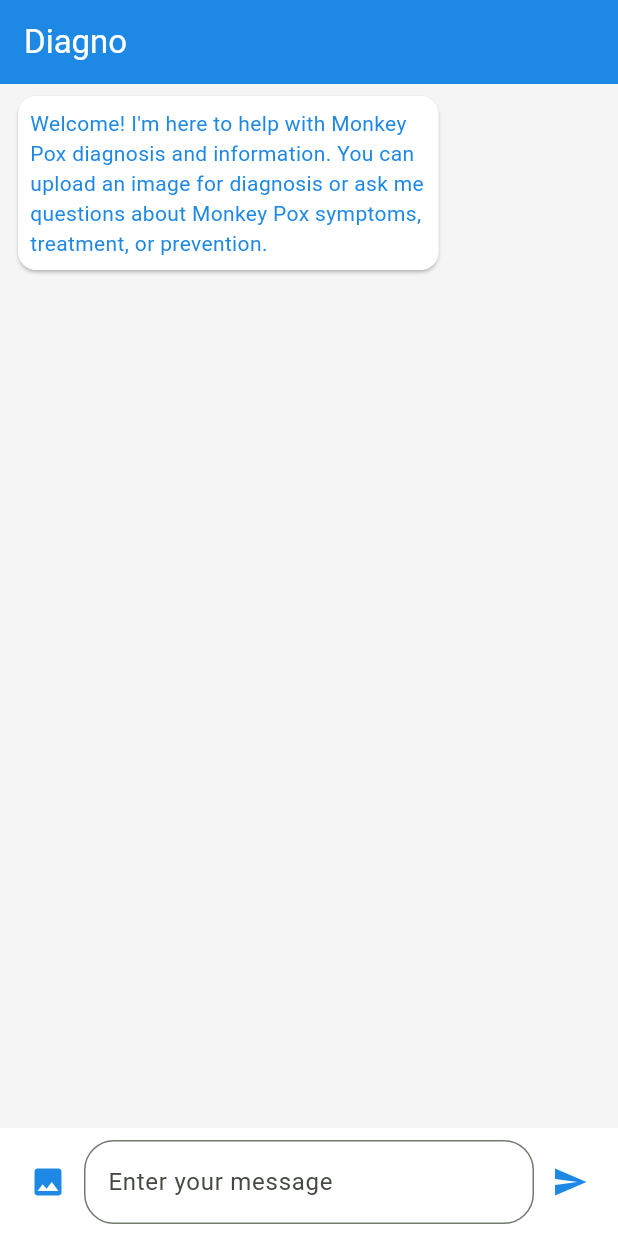
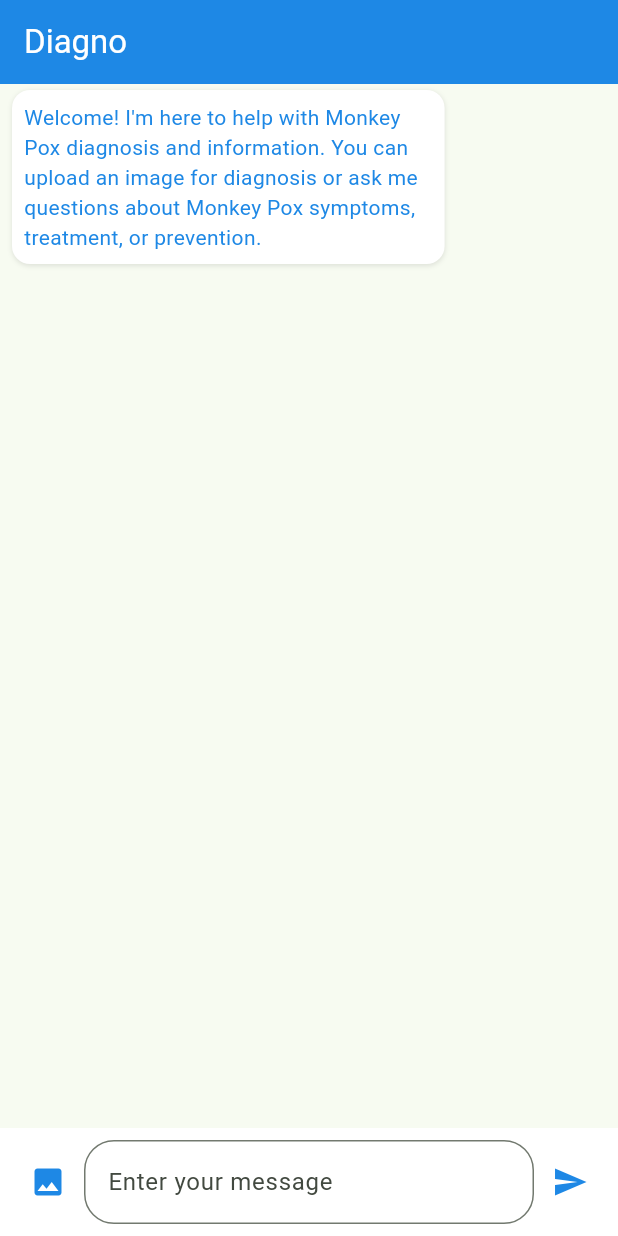
Before and after one commit to devt1412/diagno, a Flutter app: the screen it shows after launch, after a tap on the "image" icon, on a phone screen of 412 x 824 dp. Run offline on Flutter 3.47's test engine with Material 3 defaults, Android fonts, the light colour scheme and no system bars; our stand-ins replace image_picker.

Commit message:
Updated chatbot formatting

```diff
--- a/lib/chat_bot_page.dart
+++ b/lib/chat_bot_page.dart
@@ -1,9 +1,11 @@
 import 'package:flutter/material.dart';
 import 'package:image_picker/image_picker.dart';
+import 'package:http/http.dart' as http;
+import 'dart:convert';
 import 'dart:io';
 
 class ChatBotPage extends StatefulWidget {
-  const ChatBotPage({super.key, required this.title});
+  const ChatBotPage({Key? key, required this.title}) : super(key: key);
 
   final String title;
 
@@ -15,18 +17,22 @@ class _ChatBotPageState extends State<ChatBotPage> {
   final List<Map<String, dynamic>> _messages = [];
   final TextEditingController _controller = TextEditingController();
   final ImagePicker _picker = ImagePicker();
+  final ScrollController _scrollController = ScrollController();
 
   @override
   void initState() {
     super.initState();
+    WidgetsBinding.instance.addPostFrameCallback((_) {
       _addBotMessage(
           "Welcome! I'm here to help with Monkey Pox diagnosis and information. You can upload an image for diagnosis or ask me questions about Monkey Pox symptoms, treatment, or prevention.");
+    });
   }
 
   void _addBotMessage(String message) {
     setState(() {
       _messages.add({'bot': message});
     });
+    _scrollToBottom();
   }
 
   void _addUserMessage(String message) {
@@ -34,6 +40,19 @@ class _ChatBotPageState extends State<ChatBotPage> {
       _messages.add({'user': message});
     });
     _processUserMessage(message);
+    _scrollToBottom();
+  }
+
+  void _scrollToBottom() {
+    WidgetsBinding.instance.addPostFrameCallback((_) {
+      if (_scrollController.hasClients) {
+        _scrollController.animateTo(
+          _scrollController.position.maxScrollExtent,
+          duration: Duration(milliseconds: 300),
+          curve: Curves.easeOut,
+        );
+      }
+    });
   }
 
   void _processUserMessage(String message) {
@@ -77,15 +96,31 @@ class _ChatBotPageState extends State<ChatBotPage> {
       setState(() {
         _messages.add({'user': image.path, 'isImage': true});
       });
-      _simulateDiagnosis();
+      await _sendImageToApi(image);
     }
   }
 
-  void _simulateDiagnosis() {
-    Future.delayed(Duration(seconds: 2), () {
-      _addBotMessage(
-          "Based on the image you provided, it appears that you do not have typical Monkey Pox lesions. However, for a definitive diagnosis, please consult with a healthcare professional. If you have any concerns or develop symptoms, seek medical attention promptly.");
-    });
+  Future<void> _sendImageToApi(XFile image) async {
+    final String apiUrl = 'https://your-api-endpoint.com/predict';
+
+    var request = http.MultipartRequest('POST', Uri.parse(apiUrl));
+    request.files.add(await http.MultipartFile.fromPath('image', image.path));
+
+    try {
+      var response = await request.send();
+      if (response.statusCode == 200) {
+        var responseData = await response.stream.toBytes();
+        var responseString = String.fromCharCodes(responseData);
+        var jsonResponse = json.decode(responseString);
+
+        String prediction = jsonResponse['prediction'];
+        _addBotMessage("Based on the image analysis, $prediction");
+      } else {
+        _addBotMessage("Failed to analyze the image. Please try again.");
+      }
+    } catch (e) {
+      _addBotMessage("An error occurred: $e");
+    }
   }
 
   @override
@@ -95,39 +130,39 @@ class _ChatBotPageState extends State<ChatBotPage> {
         backgroundColor: Color(0xFF1E88E5),
         title: Text(widget.title, style: TextStyle(color: Colors.white)),
       ),
-      body: Container(
-        color: Color(0xFFF5F5F5),
+      body: Column(
+        children: [
+          Expanded(
+            child: SingleChildScrollView(
+              controller: _scrollController,
               child: Column(
-          children: <Widget>[
-            Expanded(
-              child: ListView.builder(
-                itemCount: _messages.length,
-                itemBuilder: (context, index) {
-                  final message = _messages[index];
+                children: _messages.map((message) {
                   final isUserMessage = message.containsKey('user');
                   final isImage = message['isImage'] == true;
 
-                  return Padding(
-                    padding: const EdgeInsets.symmetric(
-                        vertical: 4.0, horizontal: 8.0),
-                    child: Align(
+                  return Align(
                     alignment: isUserMessage
                         ? Alignment.centerRight
                         : Alignment.centerLeft,
-                      child: ConstrainedBox(
+                    child: Container(
                       constraints: BoxConstraints(
                         maxWidth: MediaQuery.of(context).size.width * 0.7,
-                          minWidth: 0,
                       ),
-                        child: Card(
+                      margin: EdgeInsets.symmetric(vertical: 4, horizontal: 8),
+                      padding: EdgeInsets.all(8),
+                      decoration: BoxDecoration(
                         color: isUserMessage
                             ? Color(0xFF90CAF9)
                             : Color(0xFFFFFFFF),
-                          shape: RoundedRectangleBorder(
-                            borderRadius: BorderRadius.circular(12.0),
+                        borderRadius: BorderRadius.circular(12),
+                        boxShadow: [
+                          BoxShadow(
+                            color: Colors.black.withOpacity(0.1),
+                            blurRadius: 2,
+                            offset: Offset(0, 1),
                           ),
-                          child: Padding(
-                            padding: const EdgeInsets.all(8.0),
+                        ],
+                      ),
                       child: isImage
                           ? Image.file(File(message['user']), height: 150)
                           : Text(
@@ -135,15 +170,13 @@ class _ChatBotPageState extends State<ChatBotPage> {
                               style: TextStyle(
                                 color: isUserMessage
                                     ? Colors.black87
-                                            : Color(0xFF1E88E5)),
-                                    softWrap: true,
-                                  ),
-                          ),
+                                    : Color(0xFF1E88E5),
                               ),
                             ),
                     ),
                   );
-                },
+                }).toList(),
+              ),
             ),
           ),
           Container(
@@ -184,7 +217,6 @@ class _ChatBotPageState extends State<ChatBotPage> {
                     if (_controller.text.isNotEmpty) {
                       _addUserMessage(_controller.text);
                       _controller.clear();
-                        // Dismiss the keyboard
                       FocusScope.of(context).unfocus();
                     }
                   },
@@ -194,7 +226,6 @@ class _ChatBotPageState extends State<ChatBotPage> {
           ),
         ],
       ),
-      ),
     );
   }
 }
```
Lines whose indentation alone changed are shown as unchanged.
